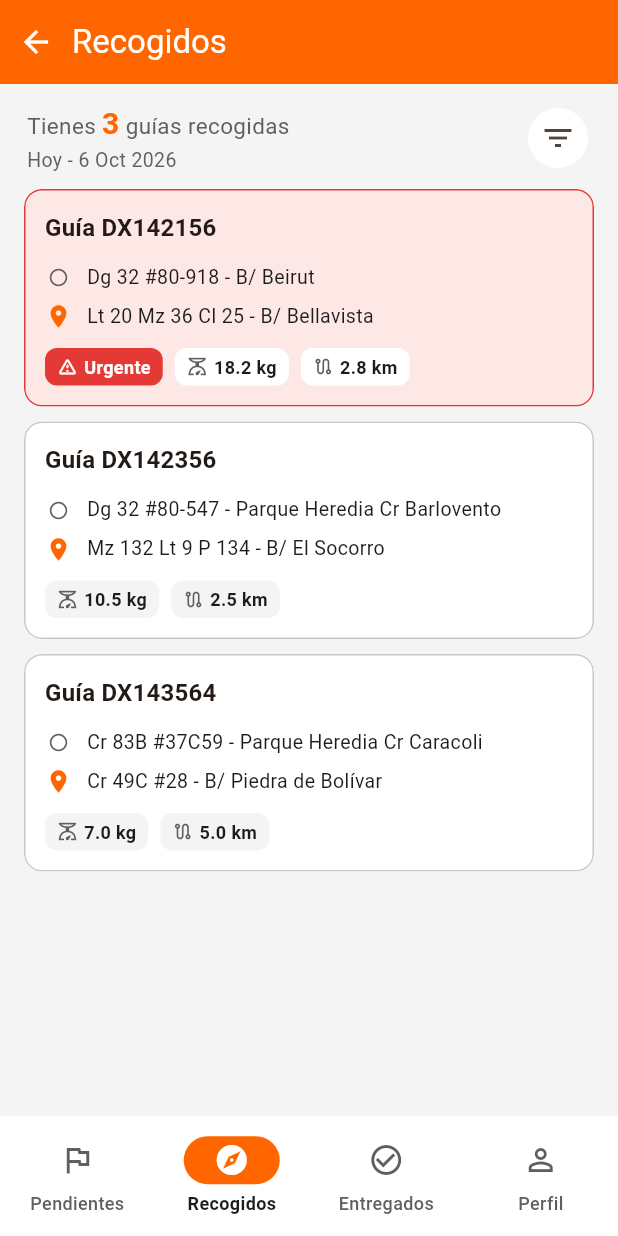
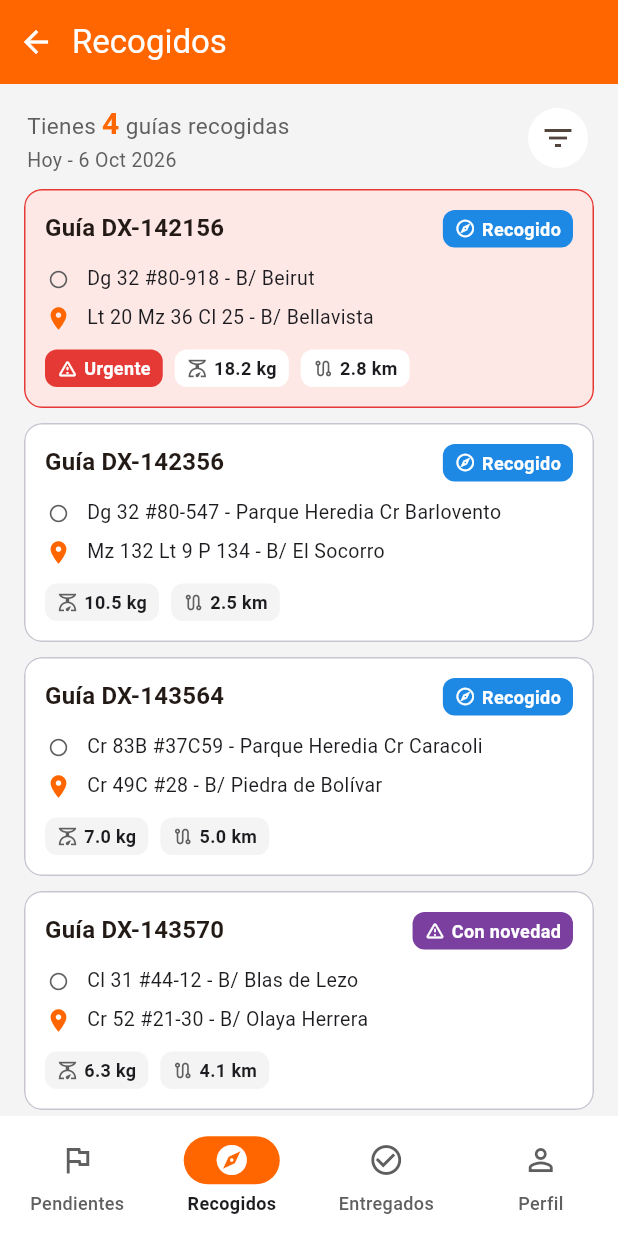
Before and after one commit to yammadev/dropx_app, a Flutter app: the HomeView screen opened directly, item 2 of the bottom bar chosen, on a phone screen of 412 x 824 dp. Run offline on Flutter 3.47's test engine with Material 3 defaults, Android fonts, the phone set to English and light mode, and no system bars.

Commit message:
Detalle de la guía (sólo UI) + Mejoras en UI

```diff
--- a/lib/core/app_theme.dart
+++ b/lib/core/app_theme.dart
@@ -10,6 +10,9 @@ class AppColors {
   static const border = Color(0xFF79747E);      // Borde de los campos
   static const outlineVariant = Color(0xFFCAC4D0);    // Borde suave de las tarjetas (Material 3)
   static const error = Color(0xFFE53935);       // Mensajes de error
+  static const info = Color(0xFF1E88E5);        // Estado: recogido
+  static const success = Color(0xFF2E9E5B);     // Estado: entregado
+  static const problem = Color(0xFF7B3FA0);     // Estado: con novedad
   static const textSecondary = Color(0xFF5F5F5F);     // Textos pequeños (direcciones)
   static const urgentBackground = Color(0xFFFDE8E6);  // Fondo rosa de la tarjeta urgente
   static const background = Color(0xFFF4F4F4);        // Fondo gris tenue de las pantallas
--- a/lib/models/package_model.dart
+++ b/lib/models/package_model.dart
@@ -1,8 +1,21 @@
-// Estado de una guía. La pestaña "Recogidos" muestra las guías inTransit.
-enum PackageStatus { pending, inTransit, delivered }
+// Estado de una guía. La pestaña "Recogidos" muestra las guías inTransit
+// y también las que tienen una novedad (problem), porque siguen en manos del repartidor.
+enum PackageStatus { pending, inTransit, delivered, problem }
 
-// Datos de una guía. Por ahora solo lo que necesita la tarjeta de la lista;
-// el detalle (remitente, destinatario, fecha) se agrega en otro paso.
+// Persona que envía o recibe una guía (remitente o destinatario).
+class ContactModel {
+  final String name;
+  final String document; // ej: "CC 1.100.000.000"
+  final String phone;
+
+  const ContactModel({
+    required this.name,
+    required this.document,
+    required this.phone,
+  });
+}
+
+// Datos de una guía: lo que muestra la tarjeta de la lista y la pantalla de detalle.
 class PackageModel {
   final String number;
   final double weightKg;
@@ -11,6 +24,9 @@ class PackageModel {
   final double distanceKm;
   final bool isUrgent;
   final PackageStatus status;
+  final ContactModel sender; // quien remite (envía)
+  final ContactModel receiver; // quien recibe
+  final DateTime updatedAt; // última actualización del estado
 
   const PackageModel({
     required this.number,
@@ -19,6 +35,9 @@ class PackageModel {
     required this.destinationAddress,
     required this.distanceKm,
     required this.status,
+    required this.sender,
+    required this.receiver,
+    required this.updatedAt,
     this.isUrgent = false,
   });
 }
--- a/lib/viewmodels/packages_viewmodel.dart
+++ b/lib/viewmodels/packages_viewmodel.dart
@@ -6,67 +6,100 @@ import '../models/package_model.dart';
 class PackagesViewModel extends ChangeNotifier {
   // ---------- Estado ----------
   // Datos de ejemplo. Se reemplazan por los de la API en la fase de conexión.
-  final List<PackageModel> _pending = const [
+  static const _sender = ContactModel(
+    name: 'Harry Cruz López',
+    document: 'CC 1.100.000.000',
+    phone: '300 500 00 00',
+  );
+  static const _receiver = ContactModel(
+    name: 'Laura Gómez Pérez',
+    document: 'CC 1.045.000.000',
+    phone: '311 200 00 00',
+  );
+  static final _pendingDate = DateTime(2026, 9, 21, 7, 0);
+  static final _inTransitDate = DateTime(2026, 10, 6, 8, 30);
+  static final _deliveredDate = DateTime(2026, 10, 6, 9, 15);
+  static final _problemDate = DateTime(2026, 10, 6, 10, 5);
+
+  final List<PackageModel> _pending = [
     PackageModel(
-      number: 'DX152216', weightKg: 10.0, isUrgent: true, status: PackageStatus.pending,
+      number: 'DX-152216', weightKg: 10.0, isUrgent: true, status: PackageStatus.pending,
       originAddress: 'Cr # 1 - Cl 15 - B/ Bocagrande',
       destinationAddress: 'Cl 24 Cra 10b - B/ Getsemaní', distanceKm: 3.2,
+      sender: _sender, receiver: _receiver, updatedAt: _pendingDate,
     ),
     PackageModel(
-      number: 'DX152222', weightKg: 5.5, isUrgent: true, status: PackageStatus.pending,
+      number: 'DX-152222', weightKg: 5.5, isUrgent: true, status: PackageStatus.pending,
       originAddress: 'Cl Larga Cr 10c - B/ Getsemaní',
       destinationAddress: 'Tv 40 Dg 24 - B/ Bruselas', distanceKm: 4.9,
+      sender: _sender, receiver: _receiver, updatedAt: _pendingDate,
     ),
     PackageModel(
-      number: 'DX153255', weightKg: 15.5, status: PackageStatus.pending,
+      number: 'DX-153255', weightKg: 15.5, status: PackageStatus.pending,
       originAddress: 'Tv 69A Cl 31E Lt 3 - B/ 13 de Junio',
       destinationAddress: 'Cra 121 Cl 23 Lt 2 - B/ El Rodeo', distanceKm: 5.4,
+      sender: _sender, receiver: _receiver, updatedAt: _pendingDate,
     ),
     PackageModel(
-      number: 'DX153305', weightKg: 2.5, status: PackageStatus.pending,
+      number: 'DX-153305', weightKg: 2.5, status: PackageStatus.pending,
       originAddress: 'Cr 80 #15-140 - B/ Villa Rubia',
       destinationAddress: 'Dg 28 A #55b-2 A - B/ Ceballos', distanceKm: 2.9,
+      sender: _sender, receiver: _receiver, updatedAt: _pendingDate,
     ),
     PackageModel(
-      number: 'DX163355', weightKg: 22.5, status: PackageStatus.pending,
+      number: 'DX-163355', weightKg: 22.5, status: PackageStatus.pending,
       originAddress: 'Tv 47 #23a-107 - B/ Los Calamares',
       destinationAddress: 'Cl 29d #21A - B/ Pie de la Popa', distanceKm: 5.2,
+      sender: _sender, receiver: _receiver, updatedAt: _pendingDate,
     ),
     PackageModel(
-      number: 'DX163356', weightKg: 3.8, status: PackageStatus.pending,
+      number: 'DX-163356', weightKg: 3.8, status: PackageStatus.pending,
       originAddress: 'Cl 49 # 13-113 - B/ Torices',
       destinationAddress: 'M8 Via al mar - B/ Serena del Mar', distanceKm: 12.5,
+      sender: _sender, receiver: _receiver, updatedAt: _pendingDate,
     ),
   ];
 
-  final List<PackageModel> _inTransit = const [
+  final List<PackageModel> _inTransit = [
     PackageModel(
-      number: 'DX142156', weightKg: 18.2, isUrgent: true, status: PackageStatus.inTransit,
+      number: 'DX-142156', weightKg: 18.2, isUrgent: true, status: PackageStatus.inTransit,
       originAddress: 'Dg 32 #80-918 - B/ Beirut',
       destinationAddress: 'Lt 20 Mz 36 Cl 25 - B/ Bellavista', distanceKm: 2.8,
+      sender: _sender, receiver: _receiver, updatedAt: _inTransitDate,
     ),
     PackageModel(
-      number: 'DX142356', weightKg: 10.5, status: PackageStatus.inTransit,
+      number: 'DX-142356', weightKg: 10.5, status: PackageStatus.inTransit,
       originAddress: 'Dg 32 #80-547 - Parque Heredia Cr Barlovento',
       destinationAddress: 'Mz 132 Lt 9 P 134 - B/ El Socorro', distanceKm: 2.5,
+      sender: _sender, receiver: _receiver, updatedAt: _inTransitDate,
     ),
     PackageModel(
-      number: 'DX143564', weightKg: 7.0, status: PackageStatus.inTransit,
+      number: 'DX-143564', weightKg: 7.0, status: PackageStatus.inTransit,
       originAddress: 'Cr 83B #37C59 - Parque Heredia Cr Caracoli',
       destinationAddress: 'Cr 49C #28 - B/ Piedra de Bolívar', distanceKm: 5.0,
+      sender: _sender, receiver: _receiver, updatedAt: _inTransitDate,
+    ),
+    // Guía con novedad (ej: destinatario ausente). Se muestra junto a las recogidas.
+    PackageModel(
+      number: 'DX-143570', weightKg: 6.3, status: PackageStatus.problem,
+      originAddress: 'Cl 31 #44-12 - B/ Blas de Lezo',
+      destinationAddress: 'Cr 52 #21-30 - B/ Olaya Herrera', distanceKm: 4.1,
+      sender: _sender, receiver: _receiver, updatedAt: _problemDate,
     ),
   ];
 
-  final List<PackageModel> _delivered = const [
+  final List<PackageModel> _delivered = [
     PackageModel(
-      number: 'DX141001', weightKg: 4.2, status: PackageStatus.delivered,
+      number: 'DX-141001', weightKg: 4.2, status: PackageStatus.delivered,
       originAddress: 'Cl 30 #17-20 - B/ Manga',
       destinationAddress: 'Cr 21 #25-40 - B/ Chiquinquirá', distanceKm: 3.1,
+      sender: _sender, receiver: _receiver, updatedAt: _deliveredDate,
     ),
     PackageModel(
-      number: 'DX141002', weightKg: 12.0, status: PackageStatus.delivered,
+      number: 'DX-141002', weightKg: 12.0, status: PackageStatus.delivered,
       originAddress: 'Av. Pedro de Heredia #31-10 - B/ Pie de la Popa',
       destinationAddress: 'Cl 70 #52-15 - B/ Crespo', distanceKm: 6.4,
+      sender: _sender, receiver: _receiver, updatedAt: _deliveredDate,
     ),
   ];
 
--- a/lib/widgets/package_card.dart
+++ b/lib/widgets/package_card.dart
@@ -1,10 +1,11 @@
 import 'package:flutter/material.dart';
 
 import '../core/app_theme.dart';
+import '../core/package_status_style.dart';
 import '../models/package_model.dart';
 
 // Tarjeta de una guía dentro de las listas (estilo "outlined card" de Material 3).
-// Muestra: número de guía, la ruta (origen -> destino) y cajitas con
+// Muestra: número de guía con su estado, la ruta (origen -> destino) y cajitas con
 // peso y distancia. Normal: blanca con borde gris. Urgente: rosa con borde rojo
 // y una cajita "Urgente".
 class PackageCard extends StatelessWidget {
@@ -34,6 +35,30 @@ class PackageCard extends StatelessWidget {
               fontWeight: FontWeight.w600,
               color: AppColors.textPrimary,
             ),
+          ),
+        ],
+      ),
+    );
+  }
+
+  // Cajita con el estado de la guía (color e icono según el estado)
+  Widget _buildStatusBox() {
+    final status = package.status;
+
+    return Container(
+      padding: const EdgeInsets.symmetric(horizontal: 8, vertical: 4),
+      decoration: BoxDecoration(
+        color: status.color,
+        borderRadius: BorderRadius.circular(8),
+      ),
+      child: Row(
+        mainAxisSize: MainAxisSize.min,
+        children: [
+          Icon(status.icon, size: 14, color: Colors.white),
+          const SizedBox(width: 4),
+          Text(
+            status.label,
+            style: const TextStyle(fontSize: 12, fontWeight: FontWeight.w700, color: Colors.white),
           ),
         ],
       ),
@@ -87,14 +112,21 @@ class PackageCard extends StatelessWidget {
           child: Column(
             crossAxisAlignment: CrossAxisAlignment.start,
             children: [
-              // ----- Encabezado: número de guía -----
-              Text(
-                'Guía ${package.number}', // el número ya trae el prefijo, ej: DX152216
-                // Estilo "titleMedium" del tema de Material 3, un poco más grueso
-                style: Theme.of(context)
-                    .textTheme
-                    .titleMedium
-                    ?.copyWith(fontWeight: FontWeight.w600),
+              // ----- Encabezado: número de guía y su estado -----
+              Row(
+                children: [
+                  Expanded(
+                    child: Text(
+                      'Guía ${package.number}', // el número ya trae el prefijo, ej: DX-152216
+                      // Estilo "titleMedium" del tema de Material 3, un poco más grueso
+                      style: Theme.of(context)
+                          .textTheme
+                          .titleMedium
+                          ?.copyWith(fontWeight: FontWeight.w600),
+                    ),
+                  ),
+                  _buildStatusBox(),
+                ],
               ),
               const SizedBox(height: 12),
 
```
Also changed, not shown: lib/core/package_status_style.dart (added, +29 -0 lines), lib/views/package_view.dart (added, +111 -0 lines), lib/widgets/contacts_card.dart (added, +95 -0 lines), lib/widgets/detail_card.dart (added, +45 -0 lines), lib/widgets/package_list.dart (+6 -3 lines), lib/widgets/route_card.dart (added, +147 -0 lines), lib/widgets/status_band.dart (added, +63 -0 lines), 1 other file.
